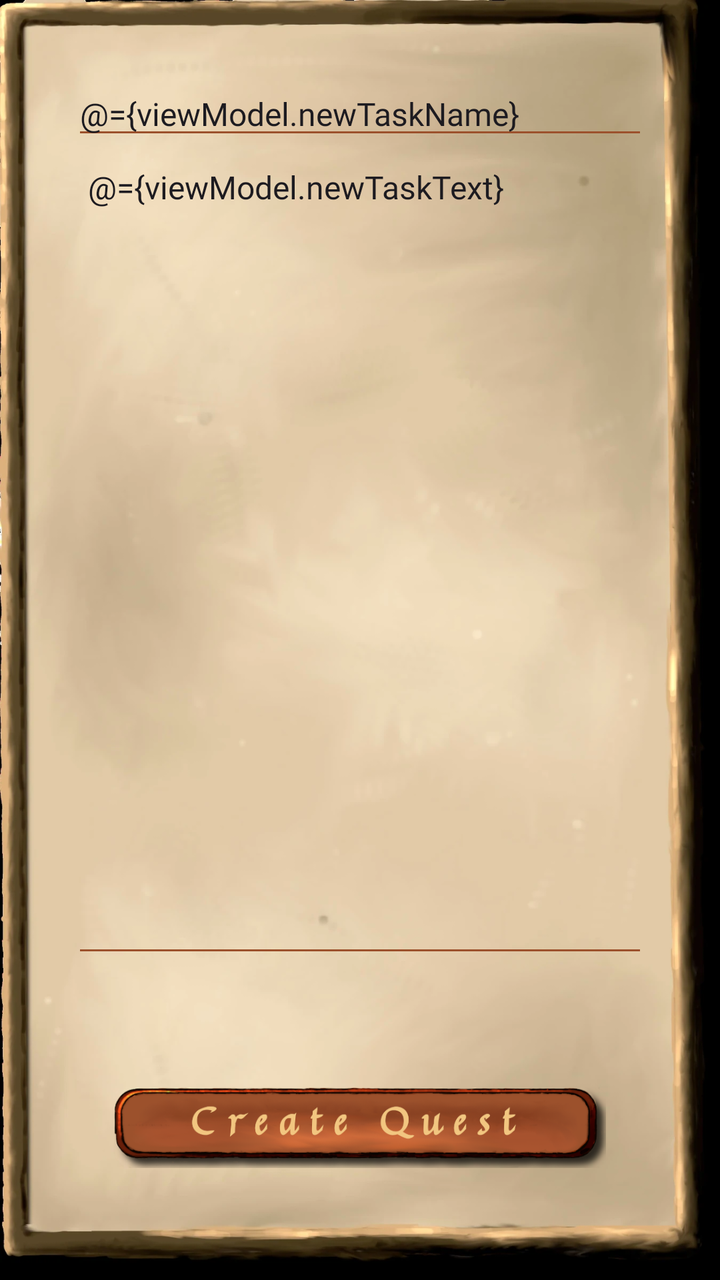
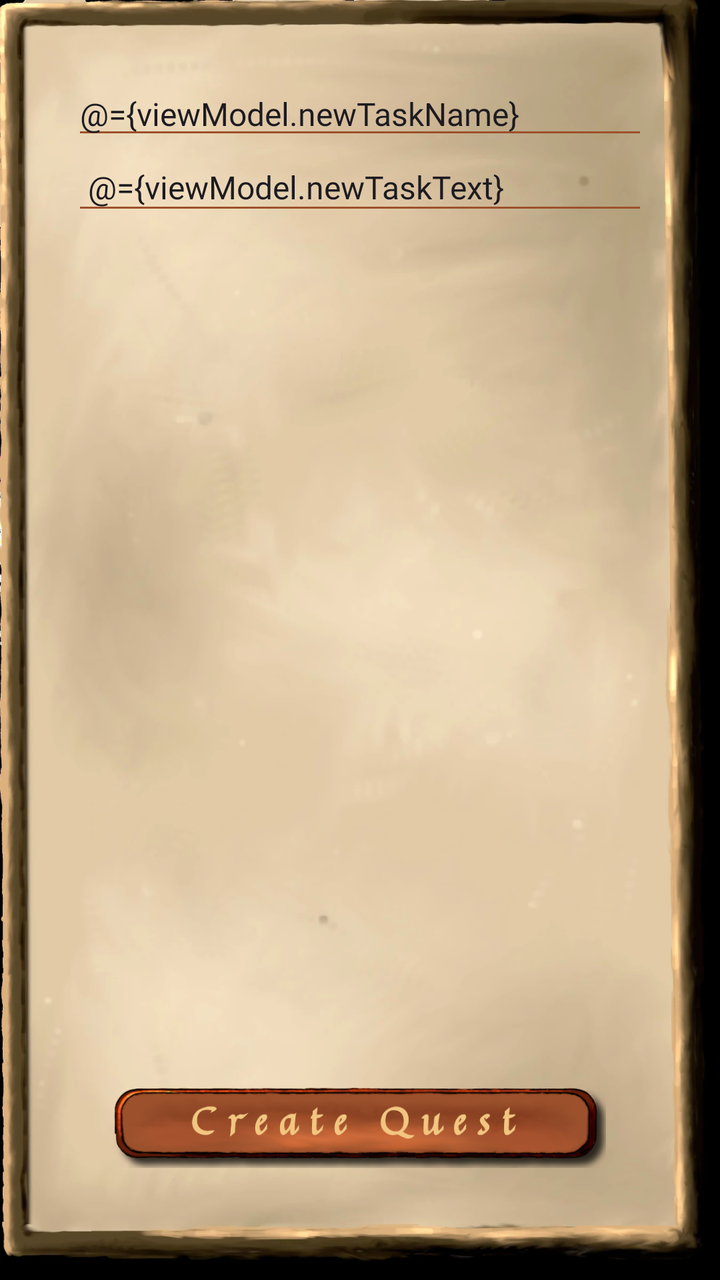

Two renders of the same Android screen: before a commit and after it. Below are the layout's source before the change and the commit's diff.
<!-- AndroidManifest.xml: application theme Theme.QuestLog -->
<!-- res/layout/fragment_create_task.xml -->
<?xml version="1.0" encoding="utf-8"?>
<layout
    xmlns:android="http://schemas.android.com/apk/res/android"
    xmlns:app="http://schemas.android.com/apk/res-auto"
    xmlns:tools="http://schemas.android.com/tools"
    tools:context=".CreateTaskFragment">

    <data>
        <variable
            name="viewModel"
            type="com.example.questlog.CreateTaskViewModel" />
    </data>

    <androidx.constraintlayout.widget.ConstraintLayout
        android:layout_width="match_parent"
        android:layout_height="match_parent"
        android:padding="16dp"
        android:layout_margin="16dp"
        android:orientation="vertical"
        android:background="@drawable/background_3_mdpi">

        <ScrollView
            android:id="@+id/scrollView"
            android:layout_width="0dp"
            android:layout_height="0dp"
            android:padding="20dp"
            android:fillViewport="true"
            app:layout_constraintTop_toTopOf="parent"
            app:layout_constraintBottom_toTopOf="@+id/buttonsLayout"
            app:layout_constraintStart_toStartOf="parent"
            app:layout_constraintEnd_toEndOf="parent">

            <LinearLayout
                android:layout_width="match_parent"
                android:layout_height="match_parent"
                android:orientation="vertical">

                <EditText
                    android:id = "@+id/task_name"
                    android:layout_width="match_parent"
                    android:layout_height="wrap_content"
                    android:inputType="text"
                    android:hint="@string/create_task_hint_text"
                    android:textSize="16sp"
                    android:fontFamily="@font/kurale_regular"
                    android:text="@={viewModel.newTaskName}"/>

                <EditText
                    android:id="@+id/task_text"
                    android:layout_width="match_parent"
                    android:layout_height="0dp"
                    android:layout_weight="1"
                    android:inputType="textMultiLine"
                    android:textSize="16sp"
                    android:fontFamily="@font/kurale_regular"
                    android:padding="8dp"
                    android:text="@={viewModel.newTaskText}"
                    android:gravity="top|start"/>

            </LinearLayout>

        </ScrollView>

        <LinearLayout
            android:id="@+id/buttonsLayout"
            android:layout_width="0dp"
            android:layout_height="wrap_content"
            android:padding="20dp"
            android:orientation="horizontal"
            android:gravity="center"
            android:layout_marginTop="8dp"
            app:layout_constraintBottom_toBottomOf="parent"
            app:layout_constraintStart_toStartOf="parent"
            app:layout_constraintEnd_toEndOf="parent">

            <ImageButton
                android:id="@+id/save_button"
                android:layout_width="match_parent"
                android:layout_height="wrap_content"
                android:layout_margin="20dp"
                android:layout_gravity="center"
                android:src="@drawable/create_button_selector"
                android:adjustViewBounds="true"
                android:scaleType="fitCenter"
                android:background="?attr/selectableItemBackgroundBorderless"
                android:stateListAnimator="@animator/scale_press"
                android:onClick="@{() -> viewModel.addTask()}"/>
        </LinearLayout>

    </androidx.constraintlayout.widget.ConstraintLayout>

</layout>
<!-- resources referenced by this layout -->
<resources>
  <!-- drawable background_3_mdpi: webp bitmap (drawable, 62982 bytes) -->
  <!-- drawable create_button_selector (drawable) -->
  <?xml version="1.0" encoding="utf-8"?>
  <selector xmlns:android="http://schemas.android.com/apk/res/android">
  
      
      <item
          android:state_pressed="true"
          android:drawable="@drawable/create_button_pressed" />
  
      
      <item
          android:drawable="@drawable/create_button_normal" />
  
  </selector>
  <string name="create_task_hint_text">Enter a quest name</string>
  <style name="Theme.QuestLog" parent="Theme.Material3.DayNight.NoActionBar">
          <item name="android:windowBackground">@drawable/background</item>
          <item name="colorControlNormal">@color/divider_color</item>
          <item name="colorControlActivated">@color/divider_color</item>
          <item name="android:textColorHighlight">@color/divider_color</item>
          <item name="colorPrimary">@color/divider_color</item>
          <item name="colorOnPrimary">@android:color/white</item>
  
      </style>
  <!-- drawable create_button_pressed: png bitmap (drawable, 74721 bytes) -->
  <!-- drawable create_button_normal: png bitmap (drawable, 83930 bytes) -->
  <!-- drawable background: webp bitmap (drawable, 343190 bytes) -->
  <color name="divider_color">#9c512c</color>
</resources>

<!-- the commit's change to res/layout/fragment_create_task.xml (unified diff, before → after) -->
@@ -48,8 +48,8 @@
                 <EditText
                     android:id="@+id/task_text"
                     android:layout_width="match_parent"
-                    android:layout_height="0dp"
-                    android:layout_weight="1"
+                    android:layout_height="wrap_content"
+                    android:maxHeight="600dp"
                     android:inputType="textMultiLine"
                     android:textSize="16sp"
                     android:fontFamily="@font/kurale_regular"
